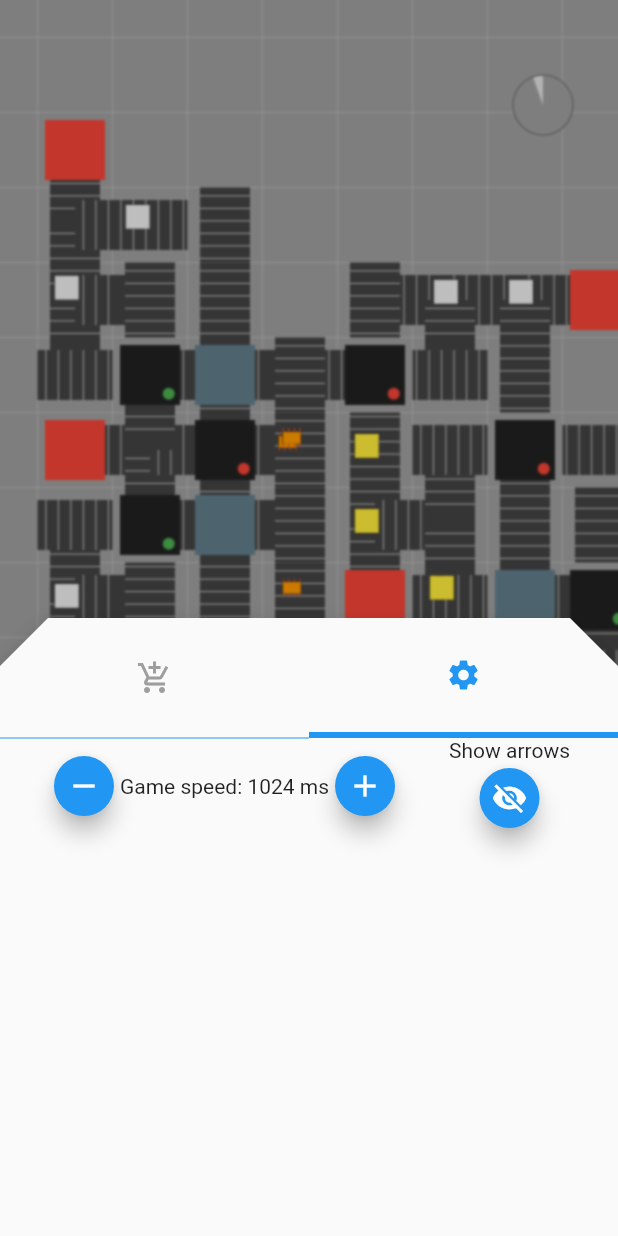
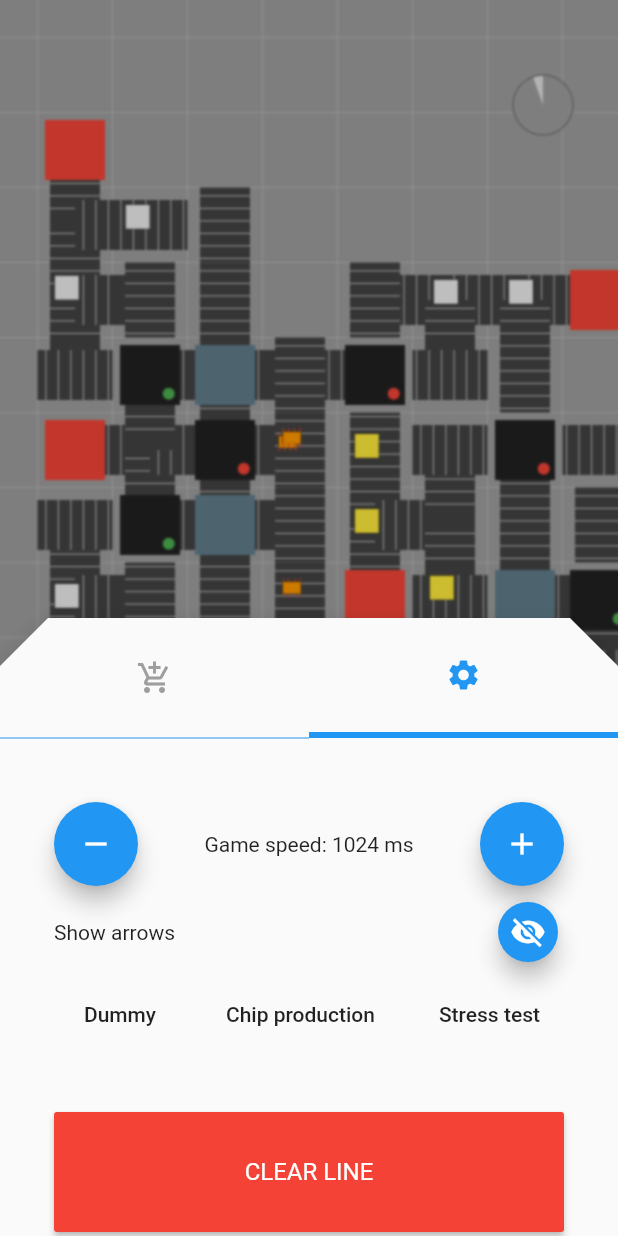
Before and after one commit to Flutter-Buddies/flutter_factory, a Flutter app: the screen it shows after launch, after a tap on the "settings" icon, on a phone screen of 412 x 824 dp. Run offline on Flutter 3.47's test engine with Material 2 defaults, Android fonts, the phone set to English and light mode, and no system bars; our stand-ins replace rxdart.

Commit message:
Add debug menu

```diff
--- a/lib/game_bloc.dart
+++ b/lib/game_bloc.dart
@@ -20,7 +20,7 @@ enum GameWindows{
 class GameBloc{
   GameBloc(){
     _waitForTick();
-    _equipment.addAll(buildChipProduction());
+    _equipment.addAll(buildStressTestChipProduction());
   }
 
   Duration _duration = Duration();
--- a/lib/ui/screens/main_page.dart
+++ b/lib/ui/screens/main_page.dart
@@ -1,4 +1,5 @@
 import 'package:flutter/material.dart';
+import 'package:flutter_factory/debug/track_builder.dart';
 import 'package:flutter_factory/game/equipment/crafter.dart';
 import 'package:flutter_factory/game/equipment/dispenser.dart';
 import 'package:flutter_factory/game/equipment/sorter.dart';
@@ -166,7 +167,7 @@ class InfoWindow extends StatelessWidget {
     Widget _child;
 
     if(_bloc.currentWindow == GameWindows.settings){
-      _child = _showSettings();
+      _child = _showSettings(context);
     }else{
       _child = _showModify(context);
     }
@@ -752,29 +753,29 @@ class InfoWindow extends StatelessWidget {
     );
   }
 
-  Widget _showSettings(){
+  Widget _showSettings(BuildContext context){
     return Container(
-      child: Row(
+      margin: const EdgeInsets.all(36.0),
+      height: 300.0,
+      child: Column(
         mainAxisAlignment: MainAxisAlignment.spaceEvenly,
         children: <Widget>[
           Row(
-            mainAxisAlignment: MainAxisAlignment.spaceEvenly,
+            mainAxisAlignment: MainAxisAlignment.spaceBetween,
             children: <Widget>[
               FloatingActionButton(
                 onPressed: _bloc.increaseGameSpeed,
-                mini: true,
                 child: Icon(Icons.remove),
               ),
               Text('Game speed: ${_bloc.gameSpeed}'),
               FloatingActionButton(
                 onPressed: _bloc.decreaseGameSpeed,
-                mini: true,
                 child: Icon(Icons.add),
               ),
             ],
           ),
-
-          Column(
+          Row(
+            mainAxisAlignment: MainAxisAlignment.spaceBetween,
             children: <Widget>[
               Text('Show arrows'),
               FloatingActionButton(
@@ -785,7 +786,48 @@ class InfoWindow extends StatelessWidget {
                 child: Icon(_bloc.showArrows ? Icons.visibility : Icons.visibility_off),
               ),
             ],
-          )
+          ),
+
+          Row(
+            mainAxisSize: MainAxisSize.max,
+            mainAxisAlignment: MainAxisAlignment.spaceBetween,
+            children: <Widget>[
+              FlatButton(
+                onPressed: (){
+                  _bloc.equipment.clear();
+                  _bloc.equipment.addAll(buildDummy());
+                },
+                child: Text('Dummy'),
+              ),
+              FlatButton(
+                onPressed: (){
+                  _bloc.equipment.clear();
+                  _bloc.equipment.addAll(buildChipProduction());
+                },
+                child: Text('Chip production'),
+              ),
+              FlatButton(
+                onPressed: (){
+                  _bloc.equipment.clear();
+                  _bloc.equipment.addAll(buildStressTestChipProduction());
+                },
+                child: Text('Stress test'),
+              ),
+            ],
+          ),
+
+          SizedBox(height: 28.0),
+          Container(
+            width: MediaQuery.of(context).size.width,
+            height: 80.0,
+            child: RaisedButton(
+              color: Colors.red,
+              onPressed: () {
+                _bloc.equipment.clear();
+              },
+              child: Text('CLEAR LINE', style: Theme.of(context).textTheme.subhead.copyWith(color: Colors.white),),
+            ),
+          ),
         ],
       ),
     );
```
